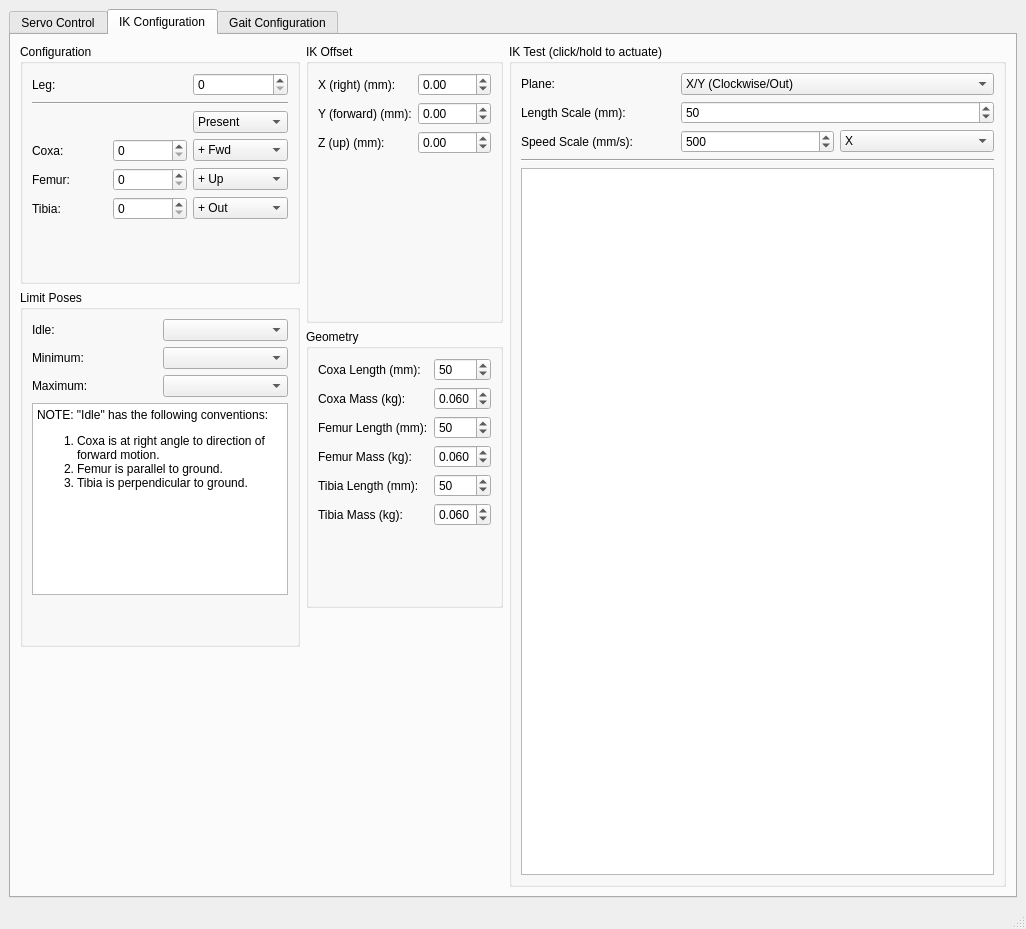
First picture: the form in legtool/legtool_main_window.ui, repository mjbots/mjmech, before the edit.
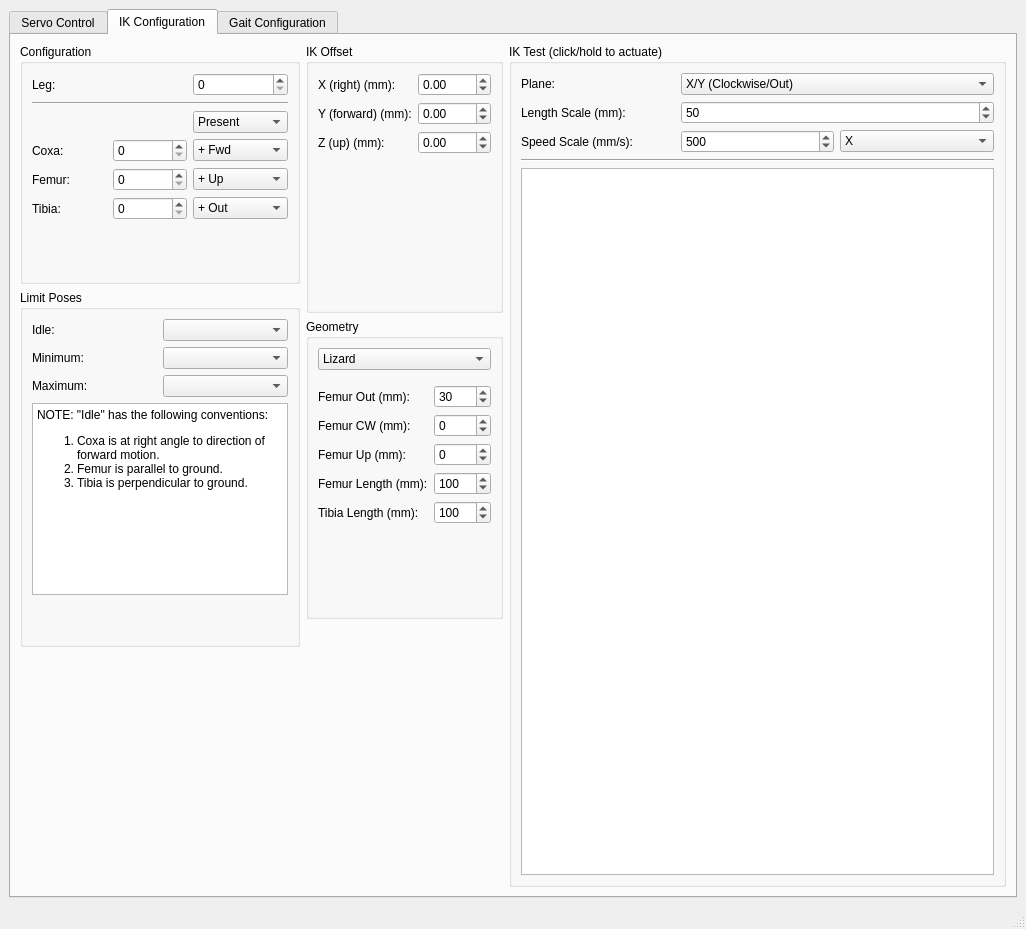
Second picture: the form after the edit. The open tabs and pages were chosen to show the change.

Commit message: legtool: Preliminary support for mammal leg geometries.

Diff of the .ui file:
```diff
--- a/legtool/legtool_main_window.ui
+++ b/legtool/legtool_main_window.ui
@@ -596,12 +596,42 @@
           </item>
           <item>
            <widget class="QGroupBox" name="groupBox_4">
+            <property name="minimumSize">
+             <size>
+              <width>0</width>
+              <height>300</height>
+             </size>
+            </property>
             <property name="title">
              <string>Geometry</string>
             </property>
+            <layout class="QVBoxLayout" name="verticalLayout_13">
+             <item>
+              <widget class="QComboBox" name="iktypeCombo">
+               <item>
+                <property name="text">
+                 <string>Lizard</string>
+                </property>
+               </item>
+               <item>
+                <property name="text">
+                 <string>Mammal</string>
+                </property>
+               </item>
+              </widget>
+             </item>
+             <item>
+              <widget class="QStackedWidget" name="geometryStack">
+               <property name="currentIndex">
+                <number>0</number>
+               </property>
+               <widget class="QWidget" name="lizard">
             <layout class="QFormLayout" name="formLayout_2">
-             <property name="fieldGrowthPolicy">
-              <enum>QFormLayout::AllNonFixedFieldsGrow</enum>
+                 <property name="leftMargin">
+                  <number>0</number>
+                 </property>
+                 <property name="rightMargin">
+                  <number>0</number>
              </property>
              <item row="0" column="0">
               <widget class="QLabel" name="coxaLengthLabel">
@@ -741,7 +771,130 @@
                </property>
               </widget>
              </item>
-             <item row="6" column="0">
+                </layout>
+               </widget>
+               <widget class="QWidget" name="mammal">
+                <layout class="QFormLayout" name="formLayout_10">
+                 <property name="leftMargin">
+                  <number>0</number>
+                 </property>
+                 <property name="rightMargin">
+                  <number>0</number>
+                 </property>
+                 <item row="0" column="0">
+                  <widget class="QLabel" name="femurOutLabel">
+                   <property name="text">
+                    <string>Femur Out (mm):</string>
+                   </property>
+                  </widget>
+                 </item>
+                 <item row="0" column="1">
+                  <widget class="QDoubleSpinBox" name="mammalFemurOutSpin">
+                   <property name="decimals">
+                    <number>0</number>
+                   </property>
+                   <property name="minimum">
+                    <double>1.000000000000000</double>
+                   </property>
+                   <property name="maximum">
+                    <double>200.000000000000000</double>
+                   </property>
+                   <property name="value">
+                    <double>30.000000000000000</double>
+                   </property>
+                  </widget>
+                 </item>
+                 <item row="1" column="0">
+                  <widget class="QLabel" name="femurCwLabel">
+                   <property name="text">
+                    <string>Femur CW (mm):</string>
+                   </property>
+                  </widget>
+                 </item>
+                 <item row="1" column="1">
+                  <widget class="QDoubleSpinBox" name="mammalFemurCwSpin">
+                   <property name="decimals">
+                    <number>0</number>
+                   </property>
+                   <property name="minimum">
+                    <double>-200.000000000000000</double>
+                   </property>
+                   <property name="maximum">
+                    <double>200.000000000000000</double>
+                   </property>
+                  </widget>
+                 </item>
+                 <item row="2" column="0">
+                  <widget class="QLabel" name="femurUpLabel">
+                   <property name="text">
+                    <string>Femur Up (mm):</string>
+                   </property>
+                  </widget>
+                 </item>
+                 <item row="2" column="1">
+                  <widget class="QDoubleSpinBox" name="mammalFemurUpSpin">
+                   <property name="decimals">
+                    <number>0</number>
+                   </property>
+                   <property name="minimum">
+                    <double>-200.000000000000000</double>
+                   </property>
+                   <property name="maximum">
+                    <double>200.000000000000000</double>
+                   </property>
+                  </widget>
+                 </item>
+                 <item row="3" column="0">
+                  <widget class="QLabel" name="femurMammalLengthLabel">
+                   <property name="text">
+                    <string>Femur Length (mm):</string>
+                   </property>
+                  </widget>
+                 </item>
+                 <item row="3" column="1">
+                  <widget class="QDoubleSpinBox" name="mammalFemurLengthSpin">
+                   <property name="decimals">
+                    <number>0</number>
+                   </property>
+                   <property name="minimum">
+                    <double>1.000000000000000</double>
+                   </property>
+                   <property name="maximum">
+                    <double>200.000000000000000</double>
+                   </property>
+                   <property name="value">
+                    <double>100.000000000000000</double>
+                   </property>
+                  </widget>
+                 </item>
+                 <item row="4" column="0">
+                  <widget class="QLabel" name="tibiaMammalLengthLabel">
+                   <property name="text">
+                    <string>Tibia Length (mm):</string>
+                   </property>
+                  </widget>
+                 </item>
+                 <item row="4" column="1">
+                  <widget class="QDoubleSpinBox" name="mammalTibiaLengthSpin">
+                   <property name="decimals">
+                    <number>0</number>
+                   </property>
+                   <property name="minimum">
+                    <double>1.000000000000000</double>
+                   </property>
+                   <property name="maximum">
+                    <double>200.000000000000000</double>
+                   </property>
+                   <property name="value">
+                    <double>100.000000000000000</double>
+                   </property>
+                  </widget>
+                 </item>
+                </layout>
+               </widget>
+              </widget>
+             </item>
+             <item>
               <spacer name="verticalSpacer_5">
                <property name="orientation">
                 <enum>Qt::Vertical</enum>
```
Left out of the diff: 4 changed lines with no effect on the pictures. Lines whose indentation alone changed are shown as unchanged. The commit also changes 3 other files.
